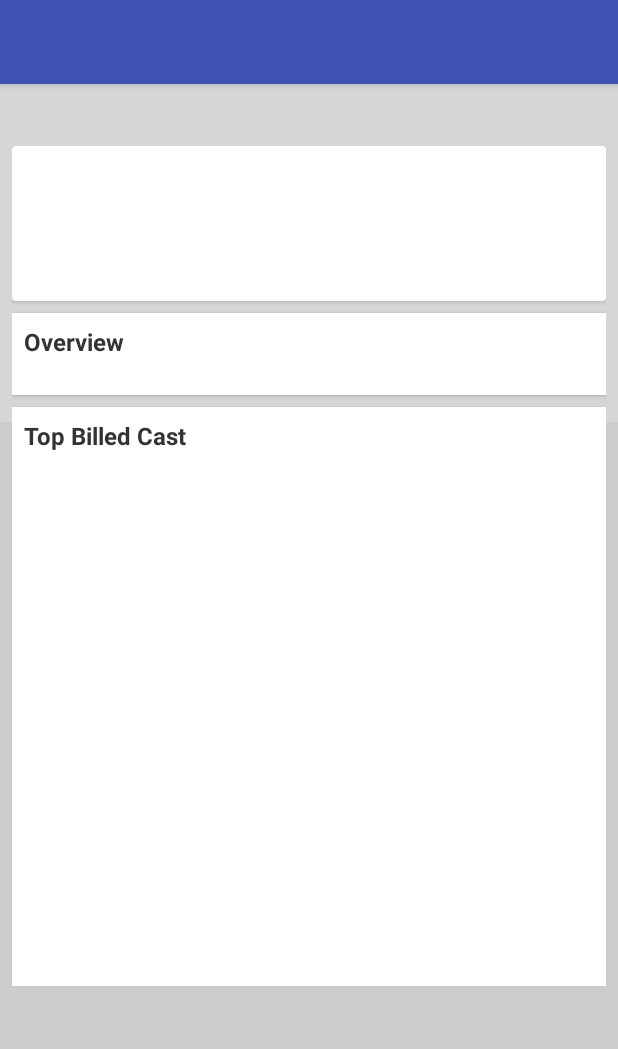
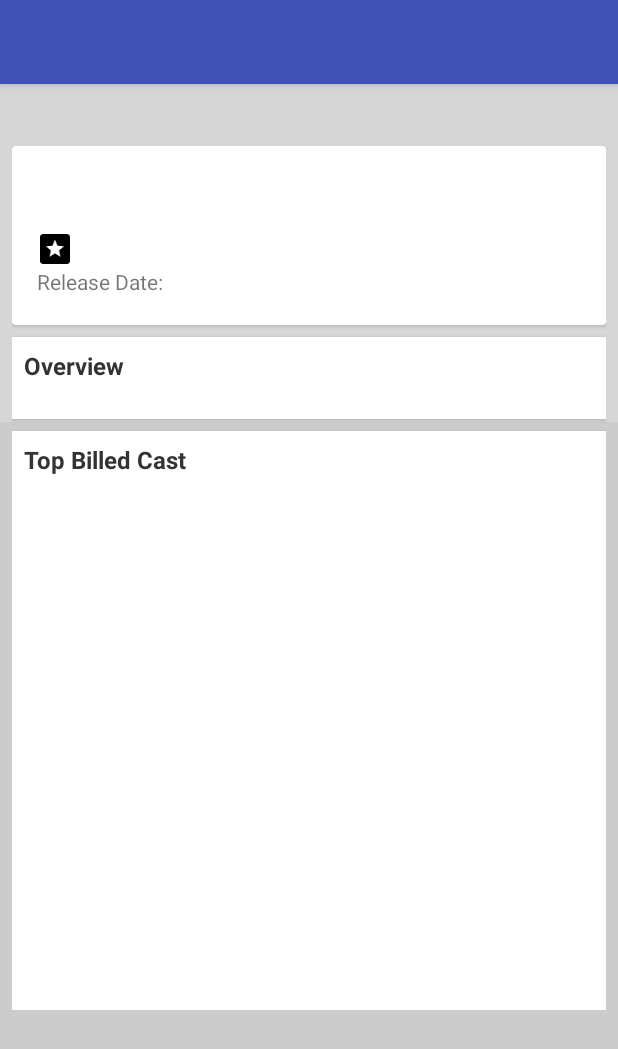
Before and after one commit to ndgithub/Popular-Movies, an Android app: the MovieDetailActivity screen opened directly, with no data from a screen before it, on a phone screen of 412 x 824 dp. Shown: the top 1049 px of the screen. Run offline under Robolectric (Android 15) with nearby library versions, the light colour scheme and no system bars; our stand-ins replace Picasso; pictures from the network do not load; 11 statements that could not run were skipped.

Commit message:
UI changes

```diff
--- a/app/src/main/java/com/example/android/popularmovies/MovieDetailActivity.java
+++ b/app/src/main/java/com/example/android/popularmovies/MovieDetailActivity.java
@@ -1,35 +1,21 @@
 package com.example.android.popularmovies;
 
-import android.annotation.SuppressLint;
-import android.app.DownloadManager;
-import android.graphics.Bitmap;
-import android.graphics.BitmapShader;
-import android.graphics.Canvas;
-import android.graphics.Paint;
 import android.os.AsyncTask;
 import android.os.Bundle;
-import android.support.annotation.DrawableRes;
 import android.support.annotation.Nullable;
-import android.support.v4.content.ContextCompat;
-import android.support.v4.content.res.ResourcesCompat;
-import android.support.v7.app.ActionBar;
 import android.support.v7.app.AppCompatActivity;
-import android.util.DisplayMetrics;
 import android.util.Log;
-import android.view.ViewGroup;
 import android.widget.GridView;
-import android.widget.HorizontalScrollView;
 import android.widget.ImageView;
-import android.widget.LinearLayout;
-import android.widget.ListView;
 import android.widget.TextView;
 
 import com.squareup.picasso.Picasso;
-import com.squareup.picasso.Transformation;
 
-import org.w3c.dom.Text;
-
+import java.text.ParseException;
+import java.text.SimpleDateFormat;
 import java.util.ArrayList;
+import java.util.Date;
+import java.util.Locale;
 
 /**
  * Created by Nicky on 10/23/16.
@@ -61,9 +47,24 @@ public class MovieDetailActivity extends AppCompatActivity {
 
         final String BASE_IMAGE_URL = "https://image.tmdb.org/t/p/w780";
         Picasso.with(this).load(BASE_IMAGE_URL + backdropPath).fit().centerCrop().into(backdropView);
-        Picasso.with(this).load(BASE_IMAGE_URL + posterPath).resize(400, 0).into(posterView);
+        Picasso.with(this).load(BASE_IMAGE_URL + posterPath).resize(400,0).into(posterView);
         titleView.setText(title);
-        dateView.setText(date);
+
+        SimpleDateFormat df = new SimpleDateFormat("yyyy-mm-dd");
+        SimpleDateFormat formatter = new SimpleDateFormat("MMM d, yyyy ");
+        Date startDate;
+        try {
+            startDate = df.parse(date);
+            String newDateString = formatter.format(startDate);
+            dateView.append(newDateString);
+            Log.v("***",newDateString);
+        } catch (ParseException e) {
+            e.printStackTrace();
+            Log.v("***","You got caught");
+        }
+
+
+
         titleView.setText(title);
         ratingView.setText(rating);
         overviewView.setText(overview);
@@ -80,21 +81,14 @@ public class MovieDetailActivity extends AppCompatActivity {
         @Override
         protected ArrayList<CastMember> doInBackground(String... movieID) {
             String castURL = "http://api.themoviedb.org/3/movie/" + movieID[0] + "/casts?api_key=d962b00501dc49c8dfd38339a7daa32a";
-            Log.v("adsf",castURL);
+            Log.v("adsf", castURL);
             return QueryUtils.fetchCastData(castURL);
         }
 
         @Override
         protected void onPostExecute(ArrayList<CastMember> castList) {
-            for (CastMember person: castList) {
-                Log.v("*****",person.getActorName());
-            }
             mAdapter.clear();
             mAdapter.addAll(castList);
-
         }
-
     }
-
-
 }
--- a/app/src/main/java/com/example/android/popularmovies/QueryUtils.java
+++ b/app/src/main/java/com/example/android/popularmovies/QueryUtils.java
@@ -119,6 +119,7 @@ public final class QueryUtils {
                 inputStream.close();
             }
         }
+
         return jsonResponse;
     }
 
--- a/app/src/main/res/drawable/actor_pic_background_circle.xml
+++ b/app/src/main/res/drawable/actor_pic_background_circle.xml
@@ -1,7 +1,7 @@
 <?xml version="1.0" encoding="utf-8"?>
 <shape xmlns:android="http://schemas.android.com/apk/res/android"
     android:shape="oval">
-    <solid android:color="#ffffff" />
+    <solid android:color="#000000" />
     <size
         android:width="36dp"
         android:height="36dp" />
--- a/app/src/main/res/drawable/shapes.xml
+++ b/app/src/main/res/drawable/shapes.xml
@@ -1,5 +1,5 @@
 <?xml version="1.0" encoding="utf-8"?>
 <shape xmlns:android="http://schemas.android.com/apk/res/android">
     <size android:height="1dp" />
-    <solid android:color="#666666" />
+    <solid android:color="#f4f4f4" />
 </shape>
--- a/app/src/main/res/layout/activity_movie_details.xml
+++ b/app/src/main/res/layout/activity_movie_details.xml
@@ -13,12 +13,12 @@
         <ImageView
             android:id="@+id/backdrop"
             android:layout_width="match_parent"
-            android:layout_height="225dp"
-            />
+            android:layout_height="225dp" />
 
         <LinearLayout xmlns:android="http://schemas.android.com/apk/res/android"
             android:id="@+id/linear_layout_details"
-            android:layout_width="match_parent"
+            android:layout_width="wrap_content"
+
             android:layout_height="match_parent"
             android:layout_marginTop="33dp"
             android:divider="@drawable/shapes"
@@ -27,16 +27,16 @@
 
             <android.support.v7.widget.CardView
                 android:layout_width="match_parent"
+
                 android:layout_height="wrap_content"
                 android:background="#ffffff"
                 android:elevation="2dp"
                 android:padding="4dp">
 
                 <LinearLayout
-                    android:layout_width="wrap_content"
+                    android:layout_width="match_parent"
                     android:layout_height="wrap_content"
-                    android:orientation="horizontal"
-                    >
+                    android:orientation="horizontal">
 
                     <ImageView
                         android:id="@+id/poster"
@@ -46,31 +46,49 @@
                         />
 
                     <LinearLayout
-                        android:layout_width="wrap_content"
+                        android:layout_width="match_parent"
                         android:layout_height="wrap_content"
                         android:orientation="vertical"
                         android:paddingLeft="16dp">
 
                         <TextView
                             android:id="@+id/title"
-                            android:layout_width="wrap_content"
+                            android:layout_width="match_parent"
                             android:layout_height="wrap_content"
-                            android:paddingBottom="16dp"
+                            android:paddingBottom="8dp"
                             android:paddingTop="16dp"
                             android:textSize="24sp"
                             android:textStyle="bold" />
+                        <LinearLayout
+                            android:layout_width="match_parent"
+                            android:layout_height="wrap_content"
+                            android:orientation="horizontal">
+
+                            <ImageView
+                                android:layout_width="wrap_content"
+                                android:layout_height="wrap_content"
+                                android:src="@mipmap/star"
+                                android:layout_marginRight="4dp"/>
 
                             <TextView
-                            android:id="@+id/date"
-                            android:layout_width="wrap_content"
+                                android:id="@+id/rating"
+                                android:layout_width="match_parent"
+                                android:layout_height="wrap_content"
+                                android:textColor="#333333"
+                                android:textSize="16dp"/>
+                        </LinearLayout>
+
+                        <TextView
+                            android:layout_width="match_parent"
+                            android:layout_height="match_parent"
+                            android:text="Release Date: "
+                            android:id="@+id/date"/>
+
+                        <TextView
+                            android:layout_width="match_parent"
                             android:layout_height="wrap_content"
                             android:textColor="#333333" />
 
-                        <TextView
-                            android:id="@+id/rating"
-                            android:layout_width="wrap_content"
-                            android:layout_height="wrap_content"
-                            android:textColor="#333333" />
 
 
                     </LinearLayout>
@@ -109,12 +127,14 @@
                         android:textSize="12sp" />
                 </LinearLayout>
             </android.support.v7.widget.CardView>
+
             <android.support.v7.widget.CardView
                 android:layout_width="match_parent"
                 android:layout_height="wrap_content"
                 android:layout_marginTop="8dp"
                 android:elevation="2dp"
                 app:cardCornerRadius="0dp">
+
                 <LinearLayout
                     android:layout_width="wrap_content"
                     android:layout_height="wrap_content"
@@ -125,19 +145,20 @@
                     <TextView
                         android:layout_width="match_parent"
                         android:layout_height="wrap_content"
+                        android:layout_marginBottom="8dp"
                         android:text="Top Billed Cast"
+                        android:textColor="#333333"
                         android:textSize="16dp"
-                android:textStyle="bold"
-                android:textColor="#333333"
-                android:layout_marginBottom="8dp"/>
+                        android:textStyle="bold" />
+
                     <GridView
                         android:id="@+id/cast_grid_view"
                         android:layout_width="match_parent"
                         android:layout_height="340dp"
+                        android:horizontalSpacing="8dp"
                         android:numColumns="3"
-                android:verticalSpacing="18dp"
-                android:horizontalSpacing="8dp"
-                android:stretchMode="columnWidth"/>
+                        android:stretchMode="columnWidth"
+                        android:verticalSpacing="18dp" />
                 </LinearLayout>
             </android.support.v7.widget.CardView>
         </LinearLayout>
--- a/app/src/main/res/layout/cast_list_item.xml
+++ b/app/src/main/res/layout/cast_list_item.xml
@@ -9,7 +9,9 @@
     <ImageView
         android:layout_width="match_parent"
         android:layout_height="wrap_content"
-        android:id="@+id/actor_pic"/>
+        android:id="@+id/actor_pic"
+        android:padding="10dp"
+        android:background="@drawable/actor_pic_background_circle" />
     <TextView
         android:id="@+id/real_name"
         android:layout_width="match_parent"
```
Also changed, not shown: app/src/main/res/mipmap-xhdpi/star.png (added). Lines whose indentation alone changed are shown as unchanged.
